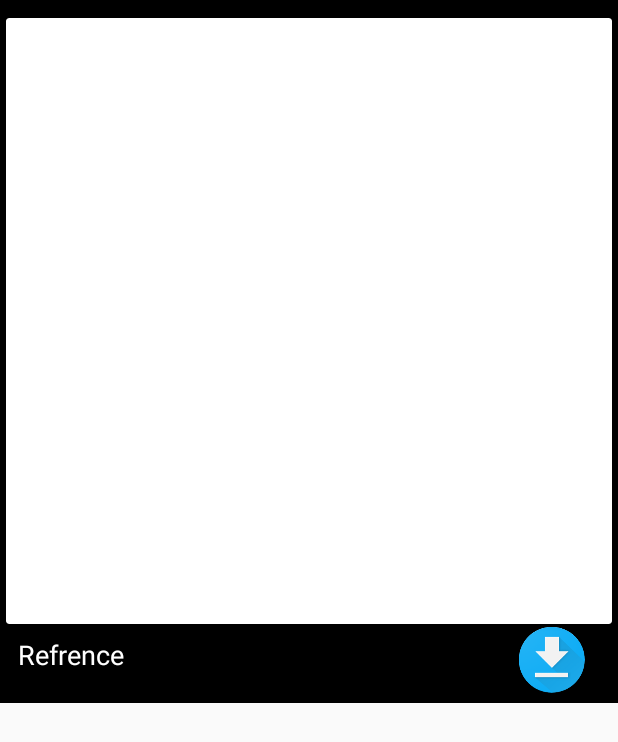
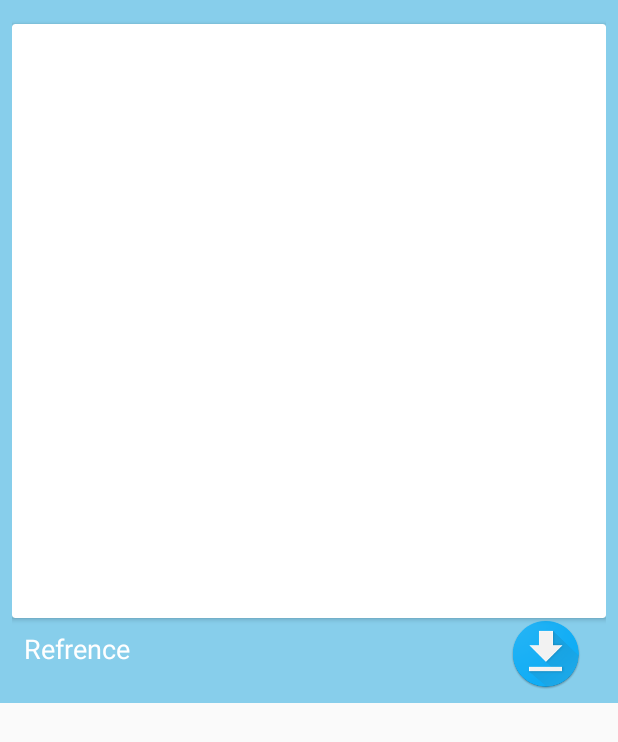
Before and after one commit to AnkitPandey14ap/MemesSample, an Android app: the layout image_view.xml on its own in the app's theme, with its tools: preview values and no code run, on a phone screen of 412 x 824 dp. Shown: the top 742 px of the screen. Run offline under Robolectric (Android 15) with nearby library versions, the phone set to English and light mode, and no system bars.

Commit message:
initial commit

```diff
--- a/app/build.gradle
+++ b/app/build.gradle
@@ -6,8 +6,8 @@ android {
         applicationId "space.apple.three.memes"
         minSdkVersion 14
         targetSdkVersion 26
-        versionCode 2
-        versionName "1.0.1"
+        versionCode 3
+        versionName "1.0.2"
         testInstrumentationRunner "android.support.test.runner.AndroidJUnitRunner"
     }
     buildTypes {
@@ -23,6 +23,7 @@ dependencies {
     implementation 'com.android.support:appcompat-v7:26.1.0'
     implementation 'com.android.support.constraint:constraint-layout:1.0.2'
     implementation 'com.google.firebase:firebase-database:11.0.4'
+    implementation 'com.google.firebase:firebase-messaging:11.0.4'
     testImplementation 'junit:junit:4.12'
     androidTestImplementation 'com.android.support.test:runner:1.0.1'
     androidTestImplementation 'com.android.support.test.espresso:espresso-core:3.0.1'
@@ -33,4 +34,5 @@ dependencies {
 
 
 
+
 apply plugin: 'com.google.gms.google-services'
--- a/app/src/main/res/layout/image_view.xml
+++ b/app/src/main/res/layout/image_view.xml
@@ -3,8 +3,9 @@
     xmlns:android="http://schemas.android.com/apk/res/android"
     android:layout_width="match_parent"
     android:layout_height="wrap_content"
-    android:padding="4sp"
-    android:background="#000000">
+    android:padding="8sp"
+    android:background="#87ceeb
+">
 
 
 
@@ -13,15 +14,11 @@
         android:layout_width="match_parent"
         android:layout_height="wrap_content"
         android:layout_marginTop="8sp"
-        android:elevation="@dimen/cardview_compat_inset_shadow">
+        android:elevation="5dp">
         <space.apple.three.memes.SquareImageView
             android:id="@+id/imageView"
             android:layout_width="match_parent"
-            android:layout_height="wrap_content"
-            android:layout_marginRight="1sp"
-            android:layout_marginLeft="1sp"
-            android:layout_marginBottom="1sp"
-            android:layout_marginTop="1sp"/>
+            android:layout_height="wrap_content"/>
 
     </android.support.v7.widget.CardView>
 
```
Also changed, not shown: app/src/main/AndroidManifest.xml (+23 -2 lines), app/src/main/java/space/apple/three/memes/FirebaseIDService.java (added, +32 -0 lines), app/src/main/java/space/apple/three/memes/MainActivity.java (+4 -10 lines), app/src/main/java/space/apple/three/memes/MyAdapter.java (+14 -9 lines), app/src/main/java/space/apple/three/memes/MyFirebaseMessagingService.java (added, +19 -0 lines), app/src/main/java/space/apple/three/memes/SplashActivity.java (+4 -42 lines), app/src/main/res/drawable/ic_notification.xml (added, +19 -0 lines), 2 other files.
